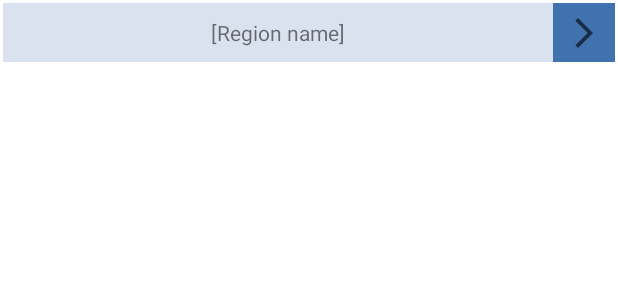
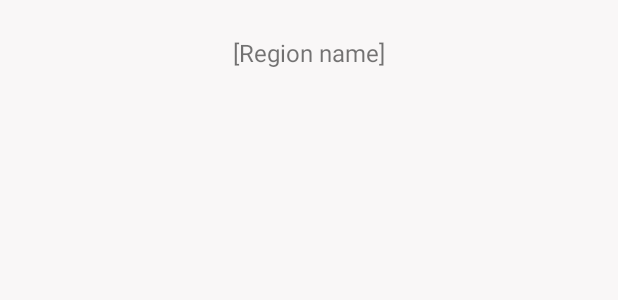
Before and after one commit to Nan1t/AirAlarms, an Android app: the layout item_region.xml on its own in the app's theme, with its tools: preview values and no code run, on a phone screen of 412 x 824 dp. Shown: the top 300 px of the screen. Run offline under Robolectric (Android 15) with nearby library versions, the phone set to English and light mode, and no system bars.

Commit message:
Added regions displaying and subscribing

```diff
--- a/app/src/main/java/me/nanit/ukrainealarms/api/AlarmServices.kt
+++ b/app/src/main/java/me/nanit/ukrainealarms/api/AlarmServices.kt
@@ -1,7 +1,7 @@
 package me.nanit.ukrainealarms.api
 
-import android.graphics.Region
 import me.nanit.ukrainealarms.region.RegionStatus
+import me.nanit.ukrainealarms.region.Regions
 import retrofit2.Call
 import retrofit2.http.GET
 import retrofit2.http.Path
@@ -9,7 +9,7 @@ import retrofit2.http.Path
 interface AlarmServices {
 
     @GET("/api/mobile/regions")
-    fun getRegions(): Call<List<Region>>
+    fun getRegions(): Call<Regions>
 
     @GET("/api/mobile/status?regionId={regionId}")
     fun checkStatus(@Path("regionId") regionId: Int): Call<RegionStatus>
--- a/app/src/main/res/layout/item_region.xml
+++ b/app/src/main/res/layout/item_region.xml
@@ -1,29 +1,20 @@
 <?xml version="1.0" encoding="utf-8"?>
-<LinearLayout
-    xmlns:android="http://schemas.android.com/apk/res/android"
+<LinearLayout xmlns:android="http://schemas.android.com/apk/res/android"
+    xmlns:app="http://schemas.android.com/apk/res-auto"
     xmlns:tools="http://schemas.android.com/tools"
     android:layout_width="match_parent"
     android:layout_height="wrap_content"
-    android:orientation="horizontal"
-    android:layout_margin="2dp"
-    android:background="@color/light_2">
+    android:orientation="vertical"
+    android:layout_margin="4dp"
+    android:background="?attr/selectableItemBackground">
 
     <TextView
         android:id="@+id/region_name"
-        android:layout_width="0dp"
-        android:layout_height="match_parent"
-        android:layout_weight="90"
+        android:layout_width="match_parent"
+        android:layout_height="wrap_content"
         android:gravity="center"
-        android:paddingVertical="10dp"
+        android:padding="20dp"
+        android:textSize="16sp"
         tools:text="[Region name]"/>
 
-    <ImageButton
-        android:id="@+id/region_btn_select"
-        android:layout_width="0dp"
-        android:layout_height="match_parent"
-        android:layout_weight="10"
-        android:src="@drawable/ic_baseline_arrow_right"
-        android:background="@color/accent"
-        android:contentDescription="@string/regions_btn_select" />
-
 </LinearLayout>
--- a/app/src/main/res/values/colors.xml
+++ b/app/src/main/res/values/colors.xml
@@ -1,11 +1,10 @@
 <?xml version="1.0" encoding="utf-8"?>
 <resources>
     <color name="black">#FF000000</color>
+    <color name="gray">#171717</color>
     <color name="white">#FFFFFFFF</color>
     <color name="light">#FFF9F7F7</color>
     <color name="light_2">#FFDBE2EF</color>
-    <color name="accent">#FF3F72AF</color>
-    <color name="accent_2">#FF112D4E</color>
     <color name="success">#48B64B</color>
-    <color name="danger">#D73636</color>
+    <color name="danger">#BB0325</color>
 </resources>
--- a/app/src/main/res/values/strings.xml
+++ b/app/src/main/res/values/strings.xml
@@ -9,5 +9,7 @@
 
     <string name="btn_unsubscribe">Select other region</string>
 
-    <string name="regions_btn_select">Select</string>
+    <string name="regions_title_state">Select state</string>
+    <string name="regions_title_district">Select district</string>
+    <string name="regions_select_whole">Select whole state</string>
 </resources>
--- a/app/src/main/res/values/themes.xml
+++ b/app/src/main/res/values/themes.xml
@@ -1,15 +1,15 @@
-<resources xmlns:tools="http://schemas.android.com/tools">
-    <!-- Base application theme. -->
-    <style name="Theme.UkraineAlarms" parent="Theme.MaterialComponents.DayNight.DarkActionBar">
+<resources>
+    <style name="Theme.Light" parent="Theme.MaterialComponents.DayNight.DarkActionBar">
         <!-- Primary brand color. -->
-        <item name="colorOnBackground">@color/light</item>
-        <item name="colorPrimary">@color/accent</item>
-        <item name="colorPrimaryVariant">@color/accent</item>
+        <item name="android:colorBackground">@color/light</item>
+        <item name="colorOnBackground">@color/gray</item>
+        <item name="colorPrimary">@color/gray</item>
+        <item name="colorPrimaryVariant">@color/gray</item>
         <item name="colorOnPrimary">@color/light</item>
         <!-- Secondary brand color. -->
-        <item name="colorSecondary">@color/accent_2</item>
-        <item name="colorSecondaryVariant">@color/accent_2</item>
-        <item name="colorOnSecondary">@color/light_2</item>
+        <item name="colorSecondary">@color/gray</item>
+        <item name="colorSecondaryVariant">@color/gray</item>
+        <item name="colorOnSecondary">@color/light</item>
         <!-- Customize your theme here. -->
     </style>
 </resources>
```
Also changed, not shown: app/src/main/AndroidManifest.xml (+3 -4 lines), app/src/main/java/me/nanit/ukrainealarms/region/Region.kt (+15 -1 lines), app/src/main/java/me/nanit/ukrainealarms/region/Regions.kt (added, +34 -0 lines), app/src/main/java/me/nanit/ukrainealarms/ui/MainActivity.kt (+23 -5 lines), app/src/main/java/me/nanit/ukrainealarms/ui/RegionsActivity.kt (+134 -2 lines), app/src/main/java/me/nanit/ukrainealarms/ui/regions/RegionAdapter.kt (+4 -5 lines), app/src/main/res/layout/activity_main.xml (+8 -15 lines), app/src/main/res/layout/activity_regions.xml (+18 -3 lines), app/src/main/res/values/styles.xml (added, +13 -0 lines), 2 other files.
